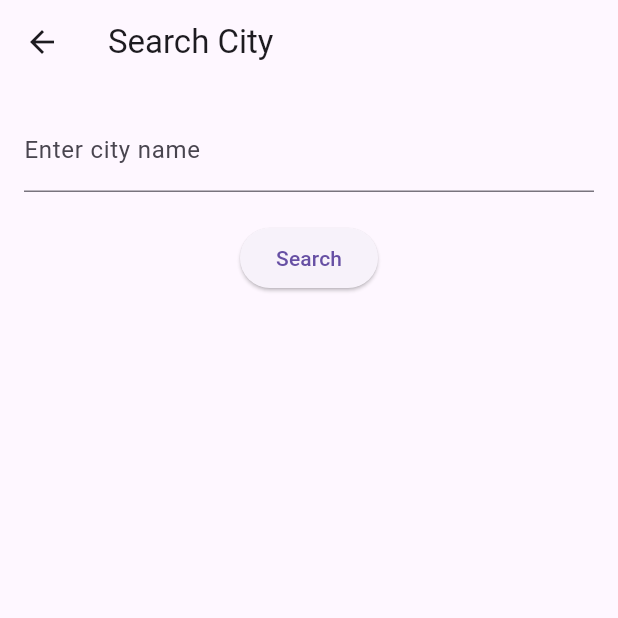
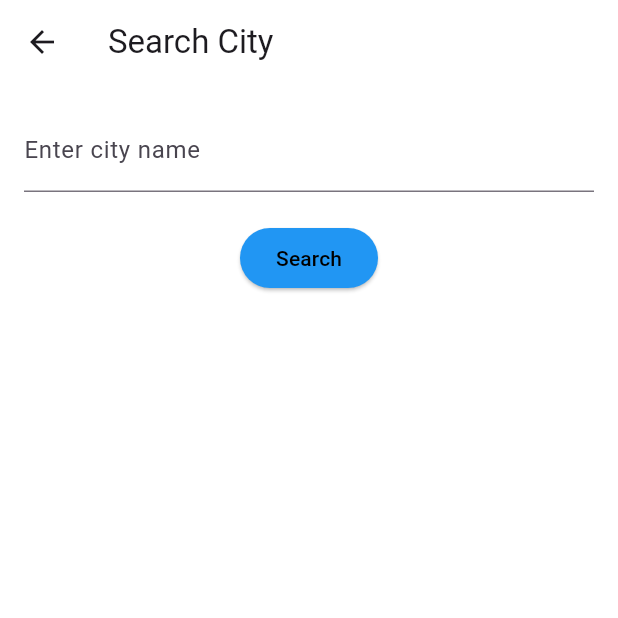
Before and after one commit to vojtechtomasek/flutter_weather_app, a Flutter app: the screen it shows after launch, after a tap on the "search" icon, on a phone screen of 412 x 824 dp, the top half of it. Run offline on Flutter 3.47's test engine with Material 3 defaults, Android fonts, the phone set to English and light mode, and no system bars; our stand-ins replace auto_route, fl_chart, flutter_dotenv, flutter_map, geolocator, latlong2; network calls fail.

Commit message:
Implement light and dark themes; update main app to use dynamic theming; enhance home screen city card with loading indicator; differentiating the temperatures that have been and will be in graphs

```diff
--- a/lib/main.dart
+++ b/lib/main.dart
@@ -1,5 +1,7 @@
 import 'package:flutter/material.dart';
 import 'package:flutter_dotenv/flutter_dotenv.dart';
+import 'package:weather/themes/dark_theme.dart';
+import 'package:weather/themes/light_theme.dart';
 import 'routes/app_router.dart';
 
 void main() async {
@@ -13,10 +15,14 @@ class MainApp extends StatelessWidget {
   @override
   Widget build(BuildContext context) {
     final appRouter = AppRouter();
+    final brightness = MediaQuery.of(context).platformBrightness;
+
+    final ThemeData theme = brightness == Brightness.dark ? darkTheme : lightTheme;
 
     return MaterialApp.router(
       debugShowCheckedModeBanner: false,
       routerConfig: appRouter.config(),
+      theme: theme,
     );
   }
 }
--- a/lib/screens/city_weather_screen/city_weather_screen.dart
+++ b/lib/screens/city_weather_screen/city_weather_screen.dart
@@ -175,7 +175,7 @@ class _CityWeatherScreenState extends State<CityWeatherScreen> {
                     FloatingActionButton(
                       backgroundColor: Colors.transparent,
                       elevation: 0,
-                      child: const Icon(Icons.map, color: Colors.black),
+                      child: const Icon(Icons.map),
                       onPressed: () {
                         context.router.push(MapRoute(lat: weatherData?.lat ?? 0.0, lon: weatherData?.lon ?? 0.0));
                       },
@@ -183,7 +183,7 @@ class _CityWeatherScreenState extends State<CityWeatherScreen> {
                     FloatingActionButton(
                       backgroundColor: Colors.transparent,
                       elevation: 0,
-                      child: const Icon(Icons.menu, color: Colors.black),
+                      child: const Icon(Icons.menu),
                       onPressed: () {
                         context.router.replaceAll([const HomeRoute()]);
                       },
--- a/lib/screens/home_screen/home_screen.dart
+++ b/lib/screens/home_screen/home_screen.dart
@@ -77,7 +77,7 @@ class _HomeScreenState extends State<HomeScreen> {
               },
               backgroundColor: Colors.transparent,
               elevation: 0,
-              child: const Icon(Icons.search, color: Colors.black),
+              child: const Icon(Icons.search),
             ),
           ),
           const SizedBox(height: 20),
--- a/lib/screens/home_screen/widgets/build_city_card.dart
+++ b/lib/screens/home_screen/widgets/build_city_card.dart
@@ -34,7 +34,14 @@ Widget buildCurrentLocationCard(BuildContext context, String currentLocation, bo
       child: ListTile(
         title: Text(currentLocation),
         subtitle: isFetchingLocation
-            ? const CircularProgressIndicator()
+            ? const Align(
+              alignment: Alignment.center,
+              child: SizedBox(
+                  height: 20,
+                  width: 20,
+                  child: CircularProgressIndicator()
+                ),
+            )
             : const Text('Tap to see weather'),
         leading: const Icon(Icons.location_on),
       ),
--- /dev/null
+++ b/lib/themes/dark_theme.dart
@@ -0,0 +1,25 @@
+import 'package:flutter/material.dart';
+
+final ThemeData darkTheme = ThemeData(
+  brightness: Brightness.dark,
+  primarySwatch: Colors.deepPurple,
+  appBarTheme: const AppBarTheme(
+    backgroundColor: Colors.black,
+  ),
+  scaffoldBackgroundColor: Colors.black,
+  textTheme: const TextTheme(
+    bodyLarge: TextStyle(color: Colors.white),
+  ),
+  elevatedButtonTheme: ElevatedButtonThemeData(
+    style: ElevatedButton.styleFrom(
+      foregroundColor: Colors.white, backgroundColor: Colors.deepPurple,
+    ),
+  ),
+  buttonTheme: const ButtonThemeData(
+    buttonColor: Colors.deepPurple,
+    textTheme: ButtonTextTheme.primary,
+  ),
+  iconTheme: const IconThemeData(
+    color: Colors.white,
+  ),
+);
--- /dev/null
+++ b/lib/themes/light_theme.dart
@@ -0,0 +1,25 @@
+import 'package:flutter/material.dart';
+
+final ThemeData lightTheme = ThemeData(
+  brightness: Brightness.light,
+  primarySwatch: Colors.blue,
+  appBarTheme: const AppBarTheme(
+    backgroundColor: Colors.white,
+  ),
+  scaffoldBackgroundColor: Colors.white,
+  textTheme: const TextTheme(
+    bodyLarge: TextStyle(color: Colors.black),
+  ),
+  elevatedButtonTheme: ElevatedButtonThemeData(
+    style: ElevatedButton.styleFrom(
+      foregroundColor: Colors.black, backgroundColor: Colors.blue,
+    ),
+  ),
+  buttonTheme: const ButtonThemeData(
+    buttonColor: Colors.blue,
+    textTheme: ButtonTextTheme.primary,
+  ),
+  iconTheme: const IconThemeData(
+    color: Colors.black,
+  ),
+);
--- a/lib/utils/map_constants.dart
+++ b/lib/utils/map_constants.dart
@@ -11,7 +11,7 @@ const Map<String, String> weatherOperations = {
   'TA2': 'Air Temperature at 2m',
   'TD2': 'Dew Point Temperature',
   'TS0': 'Soil Temperature 0-10cm',
-  'TS10': 'Soil Temperature >10cm',
+  'TS10': 'Soil Temperature > 10cm',
   'HRD0': 'Relative Humidity',
   'CL': 'Cloudiness',
 };
```
Also changed, not shown: lib/models/city_forecast_daily_model.dart (+27 -0 lines), lib/models/city_forecast_hourly_model.dart (+18 -0 lines), lib/models/city_history_model.dart (+13 -0 lines), lib/models/city_weather_model.dart (+24 -0 lines), lib/screens/city_weather_screen/widgets/weather_chart.dart (+22 -7 lines), lib/screens/map_screen.dart (+39 -14 lines), lib/services/api_service.dart (+4 -70 lines), 1 other file.
